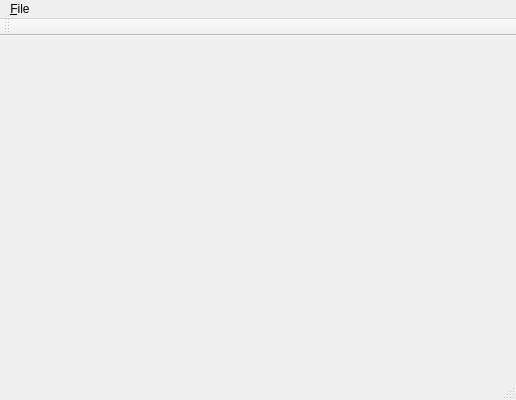
Before: the Qt Designer form src/Grafika/Grafika/MainWindow.ui in LEOn4ik007/Grafika, drawn with Qt 5.
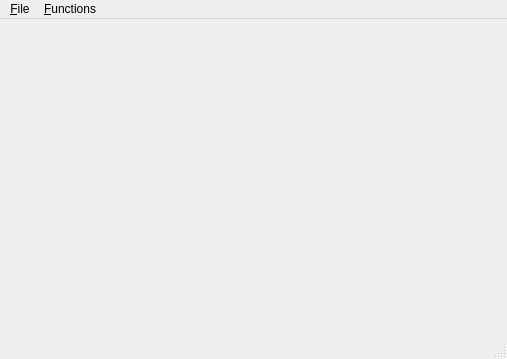
After: the same form once the commit is applied.

Commit message: #3 Function settings dialog stub added

Patch:
```diff
--- a/src/Grafika/Grafika/MainWindow.ui
+++ b/src/Grafika/Grafika/MainWindow.ui
@@ -6,8 +6,8 @@
    <rect>
     <x>0</x>
     <y>0</y>
-    <width>516</width>
-    <height>400</height>
+    <width>507</width>
+    <height>359</height>
    </rect>
   </property>
   <property name="windowTitle">
@@ -19,7 +19,7 @@
     <rect>
      <x>0</x>
      <y>0</y>
-     <width>516</width>
+     <width>507</width>
      <height>22</height>
     </rect>
    </property>
@@ -29,15 +29,15 @@
     </property>
     <addaction name="actionExit"/>
    </widget>
+   <widget class="QMenu" name="menuFunctions">
+    <property name="title">
+     <string>&amp;Functions</string>
+    </property>
+    <addaction name="actionAdd"/>
+    <addaction name="separator"/>
+   </widget>
    <addaction name="menuFile"/>
-  </widget>
-  <widget class="QToolBar" name="mainToolBar">
-   <attribute name="toolBarArea">
-    <enum>TopToolBarArea</enum>
-   </attribute>
-   <attribute name="toolBarBreak">
-    <bool>false</bool>
-   </attribute>
+   <addaction name="menuFunctions"/>
   </widget>
   <widget class="QStatusBar" name="statusBar"/>
   <action name="actionExit">
```
Left out of the diff: 5 changed lines with no effect on the pictures. The commit also changes 6 other files.
